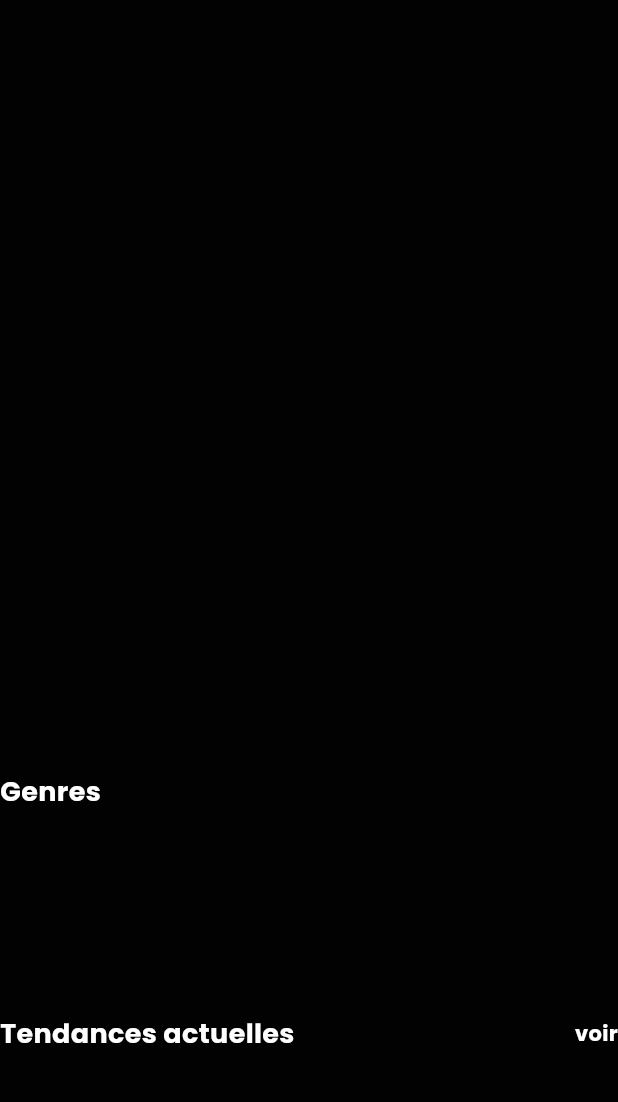
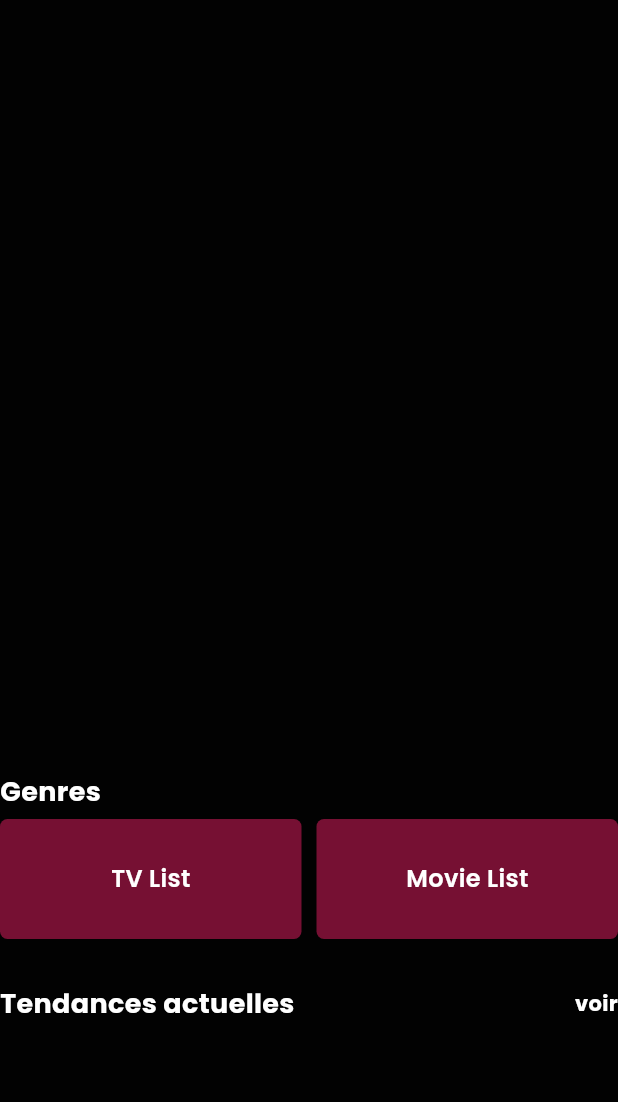
Before and after one commit to JessyWts/netflix_moviedb, a Flutter app: the screen it shows after launch, on a phone screen of 412 x 824 dp, the part 84-1186 px from its top. Run offline on Flutter 3.47's test engine with Material 3 defaults, Android fonts, the phone set to English and light mode, and no system bars; our stand-ins replace cached_network_image, dio, flutter_spinkit, google_fonts; network calls fail; statements that could not run were skipped.

Commit message:
implement movie and tv genre list connect to api

```diff
--- a/lib/services/api_service.dart
+++ b/lib/services/api_service.dart
@@ -101,6 +101,22 @@ class APIService {
     }
   }
 
+  Future<List<GenreModel>> getTvGenres() async {
+    Response response = await getData('/genre/tv/list');
+
+    if (response.statusCode == 200) {
+      Map data = response.data;
+
+      List<GenreModel> genres = data["genres"].map<GenreModel>((dynamic movieJson){
+       return GenreModel.fromJson(movieJson);
+      }).toList();
+
+      return genres;
+    } else {
+      throw response;
+    }
+  }
+
   Future<MovieModel> getMoviesDetails({required MovieModel movie }) async {
     Response response = await getData('/movie/${movie.id}');
 
--- a/lib/ui/screens/home_screen.dart
+++ b/lib/ui/screens/home_screen.dart
@@ -49,7 +49,7 @@ class _HomeScreenState extends State<HomeScreen> {
               ? const Center()
               : MovieCard(movie: dataprovider.popularMovieList.first),
           ),
-          GenreList(genresList: dataprovider.genresList),
+          GenreList(genresMovieList: dataprovider.genresMovieList, genresTVList: dataprovider.genresTvList, ),
           const SizedBox(height: 15.0,),
           MovieCategory(
             label: 'Tendances actuelles',
--- a/lib/ui/widgets/genre_list.dart
+++ b/lib/ui/widgets/genre_list.dart
@@ -1,15 +1,16 @@
 import 'package:flutter/material.dart';
-import 'package:google_fonts/google_fonts.dart';
 import 'package:netfix_moviedb/models/genre_model.dart';
+import 'package:netfix_moviedb/ui/screens/genres_screen.dart';
 import 'package:netfix_moviedb/ui/widgets/reusable_text.dart';
 
 class GenreList extends StatelessWidget {
   const GenreList({
     super.key,
-    required this.genresList,
+    required this.genresMovieList, required this.genresTVList,
   });
 
-  final List <GenreModel> genresList;
+  final List <GenreModel> genresMovieList;
+  final List <GenreModel> genresTVList;
 
   @override
   Widget build(BuildContext context) {
@@ -17,34 +18,57 @@ class GenreList extends StatelessWidget {
       crossAxisAlignment: CrossAxisAlignment.start,
       children: [
         const SizedBox(height: 15.0,),
-        const ReusableText(text: 'Genres', color: Colors.white, fontSize: 18, fontWeight: FontWeight.bold),
+        const Row(
+          mainAxisAlignment: MainAxisAlignment.spaceBetween,
+          children: [
+        ReusableText(text: 'Genres', color: Colors.white, fontSize: 18, fontWeight: FontWeight.bold),
+          ],
+        ),
         const SizedBox(height: 5.0,),
         SizedBox(
-          height: 100,
-          child: ListView.builder(
-            itemCount: genresList.length,
-            scrollDirection: Axis.horizontal,
-            itemBuilder: (context, index) {
-              GenreModel genre = genresList[index];
-              return GestureDetector(
-                onTap: () {
-                },
-                child: Container(
-                  alignment: Alignment.center,
-                  color: Colors.pink.withOpacity(0.5),
-                  width: 120,
-                  margin: const EdgeInsets.only(right: 8.0),
-                  child: Text(
-                    genre.name,
-                    style: GoogleFonts.poppins(
-                      color: Colors.white,
-                      fontSize:15,
-                      fontWeight: FontWeight.bold
+          height: 80,
+          child: Row(
+            children: [
+              Expanded(
+                child: GestureDetector(
+                  onTap: () => Navigator.push(context, MaterialPageRoute(builder: (context) => GenresScreen(genres: genresTVList, isMovie: false))),
+                  child: Container(
+                    decoration: BoxDecoration(
+                      color: Colors.pink.withOpacity(0.5),
+                      borderRadius: BorderRadius.circular(5.0)
                     ),
+                    child: const Center(
+                      child: ReusableText(
+                        text: 'TV List',
+                        color: Colors.white,
+                        fontSize: 16,
+                        fontWeight: FontWeight.w600
+                      ),
+                    )
                   ),
                 ),
-              );
-            },
+              ),
+              const SizedBox(width: 10,),
+              Expanded(
+                child: GestureDetector(
+                  onTap: () => Navigator.push(context, MaterialPageRoute(builder: (context) => GenresScreen(genres: genresMovieList, isMovie: true))),
+                  child: Container(
+                    decoration: BoxDecoration(
+                      color: Colors.pink.withOpacity(0.5),
+                      borderRadius: BorderRadius.circular(5.0)
+                    ),
+                    child: const Center(
+                      child: ReusableText(
+                        text: 'Movie List',
+                        color: Colors.white,
+                        fontSize: 16,
+                        fontWeight: FontWeight.w600
+                      ),
+                    )
+                  ),
+                ),
+              ),
+            ],
           ),
         )
       ],
```
Also changed, not shown: lib/repositories/data_repository.dart (+17 -3 lines), lib/ui/screens/genres_screen.dart (added, +54 -0 lines).
